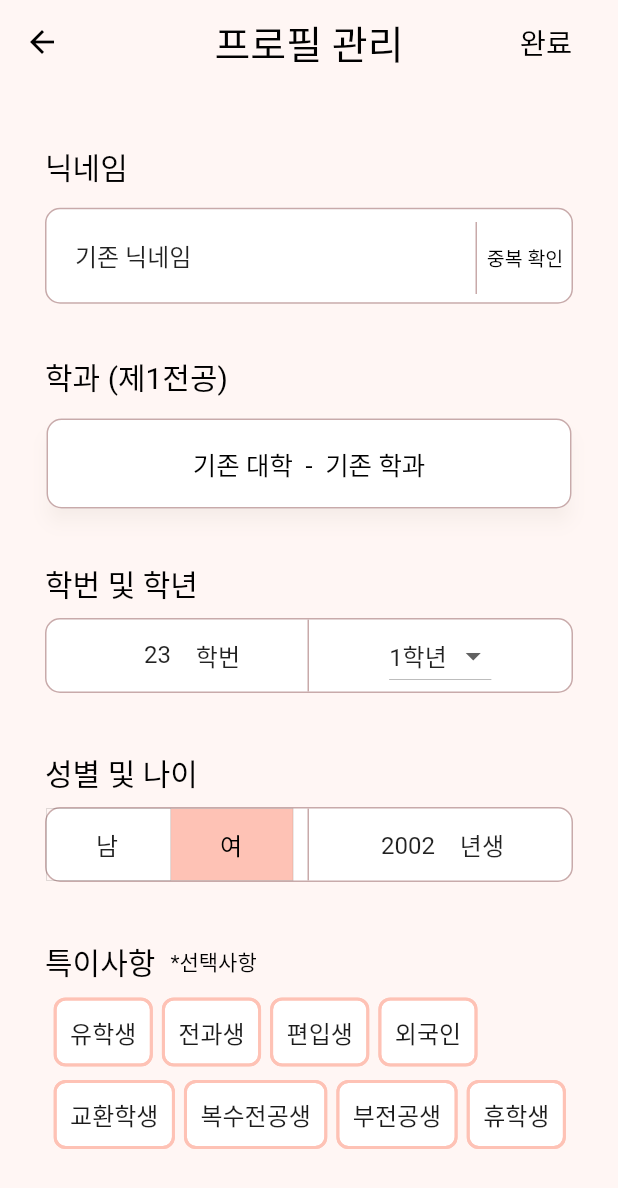
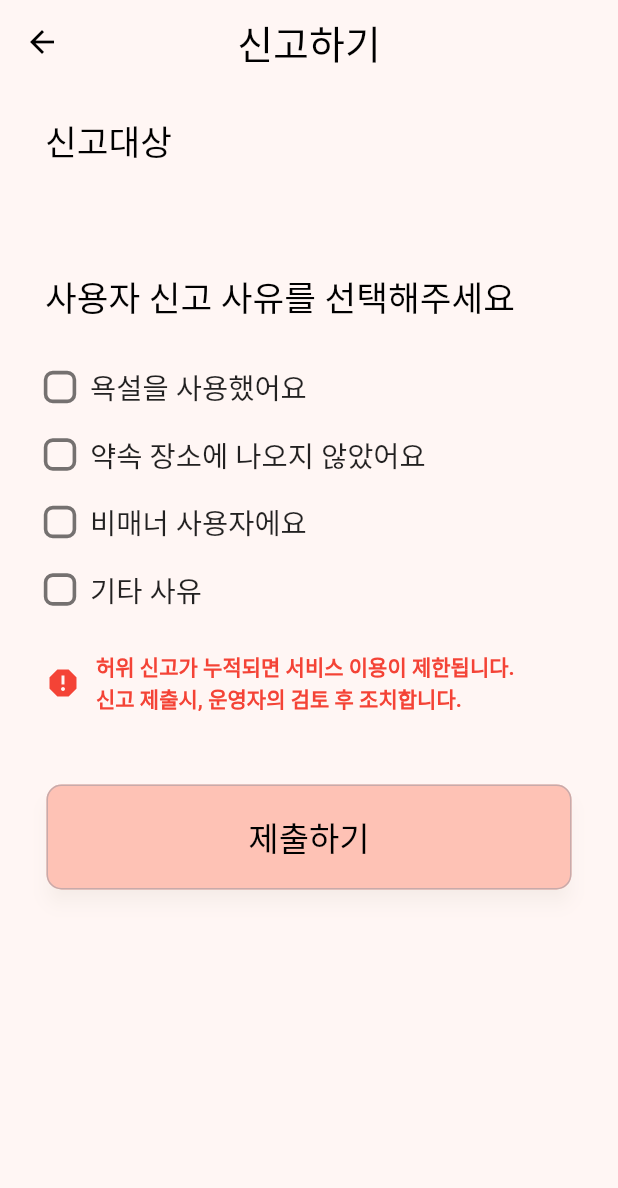
Before and after one commit to TEAM-LINRING/LINRING-FRONT, a Flutter app: the screen it shows after launch, on a phone screen of 412 x 824 dp. Shown: the top 1188 px of the screen. Run offline on Flutter 3.47's test engine with Material 2 defaults, Android fonts, the phone set to English and light mode, and no system bars; our stand-ins replace carousel_slider, flutter_dotenv; Roboto replaces fonts that are missing (Pretendard).

Commit message:
Feat: 신고하기 UI 구현

```diff
--- a/lib/main.dart
+++ b/lib/main.dart
@@ -7,6 +7,7 @@ import 'package:linring_front_flutter/screens/entry_screen.dart';
 import 'package:linring_front_flutter/screens/forgot_password_screen.dart';
 import 'package:linring_front_flutter/screens/login_screen.dart';
 import 'package:linring_front_flutter/screens/profile_screen.dart';
+import 'package:linring_front_flutter/screens/report_screen.dart';
 import 'package:linring_front_flutter/screens/selectmajor_screen.dart';
 import 'package:linring_front_flutter/screens/signup_screen.dart';
 import 'package:linring_front_flutter/screens/main_screen.dart';
@@ -24,7 +25,7 @@ class MyApp extends StatelessWidget {
   Widget build(BuildContext context) {
     return MaterialApp(
       debugShowCheckedModeBanner: false,
-      home: ProfileScreen(),
+      home: ReportScreen(),
       theme: ThemeData(
         fontFamily: "Pretendard",
       ),
@@ -37,6 +38,7 @@ class MyApp extends StatelessWidget {
         '/chat': (context) => const ChatRoomScreen(),
         '/forgotPassword': (context) => const ForgotPasswordScreen(),
         '/changePassword': (context) => const ChangePasswordScreen(),
+        '/report': (context) => ReportScreen(),
       },
       onGenerateRoute: (RouteSettings settings) {
         if (settings.name == '/accoutactive') {
--- /dev/null
+++ b/lib/screens/report_screen.dart
@@ -0,0 +1,263 @@
+import 'package:flutter/material.dart';
+import 'package:linring_front_flutter/widgets/custom_appbar.dart';
+import 'package:linring_front_flutter/widgets/custom_outlined_button.dart';
+
+class ReportScreen extends StatefulWidget {
+  ReportScreen({super.key});
+  String? selectedCollege;
+  String? selectedMajor;
+
+  @override
+  State<ReportScreen> createState() => _ReportScreenState();
+}
+
+class _ReportScreenState extends State<ReportScreen> {
+  bool _isChecked1 = false;
+  bool _isChecked2 = false;
+  bool _isChecked3 = false;
+  bool _isChecked4 = false;
+  @override
+  Widget build(BuildContext context) {
+    return Scaffold(
+        backgroundColor: const Color(0xFFFFF6F4),
+        appBar: const CustomAppBar(
+          title: '신고하기',
+        ),
+        body: SingleChildScrollView(
+            child: Column(
+                mainAxisAlignment: MainAxisAlignment.spaceAround,
+                children: [
+              const SizedBox(
+                height: 20,
+              ),
+              const Padding(
+                  padding: EdgeInsets.only(left: 30.0, bottom: 0),
+                  child: Align(
+                      alignment: Alignment.centerLeft,
+                      child: Text(
+                        '신고대상',
+                        style: TextStyle(
+                          color: Colors.black,
+                          fontSize: 23,
+                          fontWeight: FontWeight.w400,
+                          height: 0,
+                        ),
+                      ))),
+              const SizedBox(
+                height: 70,
+              ),
+              const Padding(
+                  padding: EdgeInsets.only(left: 30.0, bottom: 0),
+                  child: Align(
+                      alignment: Alignment.centerLeft,
+                      child: Text(
+                        '사용자 신고 사유를 선택해주세요',
+                        style: TextStyle(
+                          color: Colors.black,
+                          fontSize: 23,
+                          fontWeight: FontWeight.w400,
+                          height: 0,
+                        ),
+                      ))),
+              const SizedBox(
+                height: 20,
+              ),
+              Padding(
+                padding: const EdgeInsets.fromLTRB(30, 10, 0, 7),
+                child: Row(
+                  children: [
+                    Transform.scale(
+                      scale: 1.2,
+                      child: SizedBox(
+                        height: 20,
+                        width: 20,
+                        child: Checkbox(
+                            value: _isChecked1,
+                            onChanged: (value) {
+                              setState(() {
+                                _isChecked1 = value!;
+                              });
+                            },
+                            checkColor: Colors.black,
+                            activeColor: Colors.white,
+                            fillColor:
+                                MaterialStateProperty.resolveWith((states) {
+                              if (states.contains(MaterialState.selected)) {
+                                return Colors.white;
+                              }
+                              return null;
+                            }),
+                            materialTapTargetSize:
+                                MaterialTapTargetSize.shrinkWrap,
+                            splashRadius: 0,
+                            shape: RoundedRectangleBorder(
+                                borderRadius: BorderRadius.circular(5))),
+                      ),
+                    ),
+                    const SizedBox(
+                      width: 10,
+                    ),
+                    const Text(
+                      '욕설을 사용했어요',
+                      style: TextStyle(fontSize: 19),
+                    ),
+                  ],
+                ),
+              ),
+              Padding(
+                padding: const EdgeInsets.fromLTRB(30, 10, 0, 7),
+                child: Row(
+                  children: [
+                    Transform.scale(
+                      scale: 1.2,
+                      child: SizedBox(
+                        height: 20,
+                        width: 20,
+                        child: Checkbox(
+                            value: _isChecked2,
+                            onChanged: (value) {
+                              setState(() {
+                                _isChecked2 = value!;
+                              });
+                            },
+                            checkColor: Colors.black,
+                            activeColor: Colors.white,
+                            fillColor:
+                                MaterialStateProperty.resolveWith((states) {
+                              if (states.contains(MaterialState.selected)) {
+                                return Colors.white;
+                              }
+                              return null;
+                            }),
+                            materialTapTargetSize:
+                                MaterialTapTargetSize.shrinkWrap,
+                            splashRadius: 0,
+                            shape: RoundedRectangleBorder(
+                                borderRadius: BorderRadius.circular(5))),
+                      ),
+                    ),
+                    const SizedBox(
+                      width: 10,
+                    ),
+                    const Text(
+                      '약속 장소에 나오지 않았어요',
+                      style: TextStyle(fontSize: 19),
+                    ),
+                  ],
+                ),
+              ),
+              Padding(
+                padding: const EdgeInsets.fromLTRB(30, 10, 0, 7),
+                child: Row(
+                  children: [
+                    Transform.scale(
+                      scale: 1.2,
+                      child: SizedBox(
+                        height: 20,
+                        width: 20,
+                        child: Checkbox(
+                            value: _isChecked3,
+                            onChanged: (value) {
+                              setState(() {
+                                _isChecked3 = value!;
+                              });
+                            },
+                            checkColor: Colors.black,
+                            activeColor: Colors.white,
+                            fillColor:
+                                MaterialStateProperty.resolveWith((states) {
+                              if (states.contains(MaterialState.selected)) {
+                                return Colors.white;
+                              }
+                              return null;
+                            }),
+                            materialTapTargetSize:
+                                MaterialTapTargetSize.shrinkWrap,
+                            splashRadius: 0,
+                            shape: RoundedRectangleBorder(
+                                borderRadius: BorderRadius.circular(5))),
+                      ),
+                    ),
+                    const SizedBox(
+                      width: 10,
+                    ),
+                    const Text(
+                      '비매너 사용자에요',
+                      style: TextStyle(fontSize: 19),
+                    ),
+                  ],
+                ),
+              ),
+              Padding(
+                padding: const EdgeInsets.fromLTRB(30, 10, 0, 17),
+                child: Row(
+                  children: [
+                    Transform.scale(
+                      scale: 1.2,
+                      child: SizedBox(
+                        height: 20,
+                        width: 20,
+                        child: Checkbox(
+                            value: _isChecked4,
+                            onChanged: (value) {
+                              setState(() {
+                                _isChecked4 = value!;
+                              });
+                            },
+                            checkColor: Colors.black,
+                            activeColor: Colors.white,
+                            fillColor:
+                                MaterialStateProperty.resolveWith((states) {
+                              if (states.contains(MaterialState.selected)) {
+                                return Colors.white;
+                              }
+                              return null;
+                            }),
+                            materialTapTargetSize:
+                                MaterialTapTargetSize.shrinkWrap,
+                            splashRadius: 0,
+                            shape: RoundedRectangleBorder(
+                                borderRadius: BorderRadius.circular(5))),
+                      ),
+                    ),
+                    const SizedBox(
+                      width: 10,
+                    ),
+                    const Text(
+                      '기타 사유',
+                      style: TextStyle(fontSize: 19),
+                    ),
+                  ],
+                ),
+              ),
+              const Padding(
+                padding: EdgeInsets.fromLTRB(30, 10, 0, 17),
+                child: Row(
+                  children: [
+                    Icon(
+                      Icons.report,
+                      color: Colors.red,
+                    ),
+                    SizedBox(
+                      width: 10,
+                    ),
+                    Text(
+                      '허위 신고가 누적되면 서비스 이용이 제한됩니다.\n신고 제출시, 운영자의 검토 후 조치합니다.',
+                      style: TextStyle(
+                          color: Colors.red,
+                          fontSize: 14,
+                          fontWeight: FontWeight.w600),
+                    ),
+                  ],
+                ),
+              ),
+              const SizedBox(
+                height: 30,
+              ),
+              CustomOutlinedButton(
+                  label: '제출하기',
+                  onPressed: () {},
+                  backgroundColor: const Color(0xFFFEC2B5))
+            ])));
+  }
+}
```
